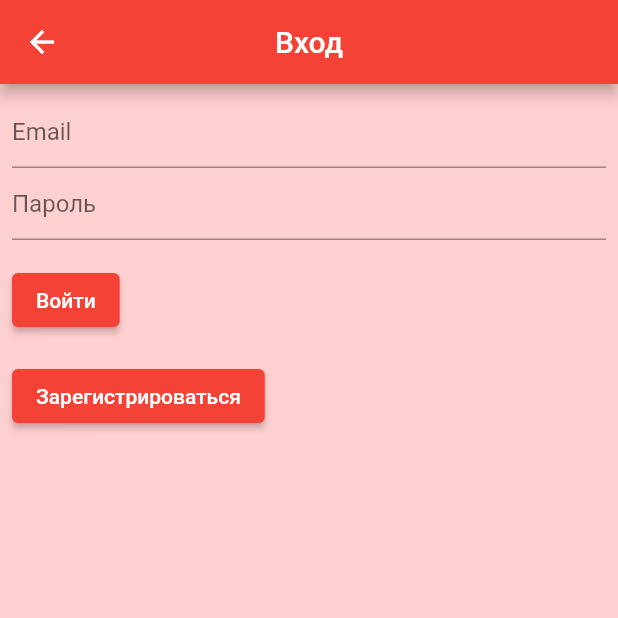
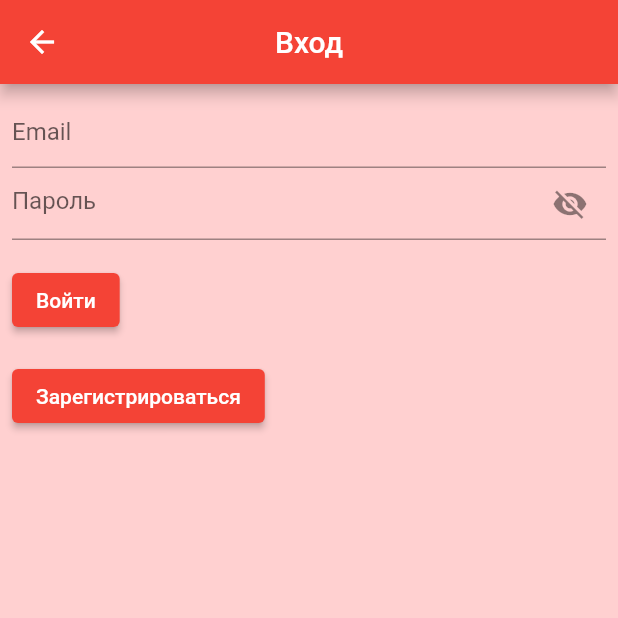
Before and after one commit to FletCHGM/authorization_app, a Flutter app: the screen it shows after launch, after a tap on "Войти", on a phone screen of 412 x 824 dp, the top half of it. Run offline on Flutter 3.47's test engine with Material 2 defaults, Android fonts, the phone set to English and light mode, and no system bars; our stand-ins replace firebase_auth, firebase_core, firebase_storage, image_picker; accounts and stored records are empty.

```diff
--- a/analysis_options.yaml
+++ b/analysis_options.yaml
@@ -7,7 +7,7 @@
 
 # The following line activates a set of recommended lints for Flutter apps,
 # packages, and plugins designed to encourage good coding practices.
-include: package:flutter_lints/flutter.yaml
+include: package:carapacik_lints\lib\core.yaml
 
 linter:
   # The lint rules applied to this project can be customized in the
--- a/lib/features/Auth/widgets/login/login_form.dart
+++ b/lib/features/Auth/widgets/login/login_form.dart
@@ -11,6 +11,7 @@ class LoginFormState extends State<LoginForm> {
   final GlobalKey<FormState> _formKey = GlobalKey<FormState>();
   final login = TextEditingController();
   final passwd = TextEditingController();
+  bool _passwordVisible = false;
   @override
   Widget build(BuildContext context) {
     return Padding(
@@ -33,8 +34,18 @@ class LoginFormState extends State<LoginForm> {
             ),
             TextFormField(
               controller: passwd,
-              decoration: const InputDecoration(
+              obscureText: !_passwordVisible,
+              decoration: InputDecoration(
                 hintText: 'Пароль',
+                suffixIcon: IconButton(
+                    icon: Icon(_passwordVisible
+                        ? Icons.visibility
+                        : Icons.visibility_off),
+                    onPressed: () {
+                      setState(() {
+                        _passwordVisible = !_passwordVisible;
+                      });
+                    }),
               ),
               validator: (String? value) {
                 if (value == null || value.isEmpty) {
--- a/lib/features/Home/widgets/image_list.dart
+++ b/lib/features/Home/widgets/image_list.dart
@@ -8,8 +8,40 @@ class ImageList extends StatefulWidget {
 }
 
 class ImageListState extends State<ImageList> {
-  List<Hero>? _imagesList;
-  var isSuccess = false;
+  final scrollController = ScrollController();
+  bool isSuccess = false;
+  bool isLoading = true;
+  int _countOfPacks = 0;
+  List<Hero> images = [];
+  List<Hero> _imagesList = [];
+  Future<void> _pickImagesList() async {
+    images = await ImageHero().imageHero(context, _countOfPacks);
+    _imagesList.addAll(images);
+  }
+
+  @override
+  void initState() {
+    _imagesList = [];
+    _countOfPacks = 0;
+    isLoading = true;
+    _pickImagesList();
+    setState(() {});
+    super.initState();
+
+    scrollController.addListener(() {
+      if (scrollController.position.maxScrollExtent ==
+          scrollController.offset) {
+        if (!images.isEmpty) {
+          _countOfPacks++;
+          _pickImagesList();
+          setState(() {});
+        } else {
+          isLoading = false;
+        }
+      }
+    });
+  }
+
   @override
   Widget build(BuildContext context) {
     if (FirebaseImagePicker().currentUser() != null) {
@@ -19,14 +51,6 @@ class ImageListState extends State<ImageList> {
           centerTitle: true,
           actions: [
             ElevatedButton(
-              onPressed: () async {
-                List<Hero> images = await ImageHero().imageHero(context);
-                _imagesList = images;
-                setState(() {});
-              },
-              child: const Icon(Icons.refresh),
-            ),
-            ElevatedButton(
                 onPressed: () async {
                   await FirebaseAuth.instance.signOut();
                   Navigator.of(context).push(MaterialPageRoute(
@@ -35,22 +59,36 @@ class ImageListState extends State<ImageList> {
                 child: const Icon(Icons.login))
           ],
         ),
-        body: (_imagesList == null)
-            ? const SizedBox(
-                child: Center(
-                    child: Text(
-                "Обновите страницу",
-                textScaleFactor: 2.4,
-              )))
-            : GridView.builder(
-                gridDelegate: const SliverGridDelegateWithFixedCrossAxisCount(
-                  crossAxisCount: 3,
-                  crossAxisSpacing: 4,
-                  mainAxisSpacing: 4,
-                  childAspectRatio: 0.85,
-                ),
-                itemBuilder: (context, i) => _imagesList![i],
-                itemCount: _imagesList!.length),
+        body: (_imagesList.isEmpty)
+            ? const Center(child: CircularProgressIndicator())
+            : RefreshIndicator(
+                child: GridView.builder(
+                    controller: scrollController,
+                    gridDelegate:
+                        const SliverGridDelegateWithFixedCrossAxisCount(
+                      crossAxisCount: 4,
+                      crossAxisSpacing: 4,
+                      mainAxisSpacing: 4,
+                      childAspectRatio: 0.85,
+                    ),
+                    itemBuilder: (context, i) {
+                      if (i < _imagesList!.length) {
+                        return _imagesList![i];
+                      } else {
+                        if (isLoading) {
+                          return const Center(
+                            child: CircularProgressIndicator(),
+                          );
+                        }
+                      }
+                    },
+                    itemCount: (_imagesList!.length) + 1),
+                onRefresh: () async {
+                  _countOfPacks = 0;
+                  await _pickImagesList();
+                  _imagesList.clear;
+                  setState(() {});
+                }),
         floatingActionButton: FloatingActionButton(
           onPressed: () {
             showDialog(
--- a/lib/features/model/firebase_image_picker.dart
+++ b/lib/features/model/firebase_image_picker.dart
@@ -45,7 +45,7 @@ class FirebaseImagePicker {
                     try {
                       await imageRef.putFile(image);
                       state = true;
-                    } on PlatformException catch (e) {
+                    } on PlatformException {
                       state = false;
                     }
                     if (state == true) {
@@ -61,20 +61,34 @@ class FirebaseImagePicker {
         });
   }
 
-  Future<List> getFirebaseImages() async {
+  getFirebaseImagesPaths(int page) async {
     var imagesList = await imagesRef.listAll();
     var imagesReference = imagesList.items;
     var paths = [];
-    List images = [];
-    for (var i in imagesReference) {
-      var imagesPath = i.fullPath;
-      paths.add(imagesPath);
+    int i = page * 28;
+    while (i < (((page + 1) * 28) - 1)) {
+      if (i <= imagesReference.length) {
+        paths.add(imagesReference[i].fullPath);
+        i++;
+      } else {
+        break;
+      }
     }
+
+    return paths;
+  }
+
+  getFirebaseImagesURLs(List paths) async {
+    List URLs = [];
     for (var i in paths) {
-      var imageURL = await storageRef.child(i).getDownloadURL();
-      images.add(imageURL);
-      print(imageURL);
+      if (URLs.length < 28 || URLs.isEmpty) {
+        var imageURL = await storageRef.child(i).getDownloadURL();
+        URLs.add(imageURL);
+      } else {
+        break;
+      }
     }
-    return images;
+
+    return URLs;
   }
 }
--- a/lib/features/model/image_hero.dart
+++ b/lib/features/model/image_hero.dart
@@ -1,12 +1,23 @@
 import '../Home/widgets/widgets_view.dart';
 
 class ImageHero {
-  imageHero(BuildContext context) async {
-    List images = await FirebaseImagePicker().getFirebaseImages();
-    List<Hero> boxList = [];
+  pickImageList(int page) async {
+    List paths = await FirebaseImagePicker().getFirebaseImagesPaths(page);
+    List URLs = await FirebaseImagePicker().getFirebaseImagesURLs(paths);
+    return URLs;
+  }
+
+  imageHero(BuildContext context, int page) async {
+    List<Hero> miniHeroList = [];
     List<Hero> heroList = [];
+    int i;
     String image;
-    for (image in images) {
+    List URLs = await pickImageList(page);
+    if (URLs.isEmpty) {
+      List<Hero> emptyList = [];
+      return emptyList;
+    }
+    for (image in URLs) {
       Hero heroFullImage = Hero(
           tag: image,
           child: Scaffold(
@@ -26,8 +37,8 @@ class ImageHero {
                     Navigator.of(context).push(MaterialPageRoute(
                         builder: (context) => Material(child: heroFullImage)));
                   })));
-      boxList.add(heroSmallImage);
+      miniHeroList.add(heroSmallImage);
     }
-    return boxList;
+    return miniHeroList;
   }
 }
--- a/pubspec.yaml
+++ b/pubspec.yaml
@@ -19,7 +19,7 @@ publish_to: 'none' # Remove this line if you wish to publish to pub.dev
 version: 1.0.0+1
 
 environment:
-  sdk: '>=2.19.6 <3.0.0'
+  sdk: '>=3.0.0 <4.0.0'
 
 # Dependencies specify other packages that your package needs in order to work.
 # To automatically upgrade your package dependencies to the latest versions
```
Also changed, not shown: lib/features/Auth/widgets/registration/reg_form.dart (+23 -2 lines), pubspec.lock.
